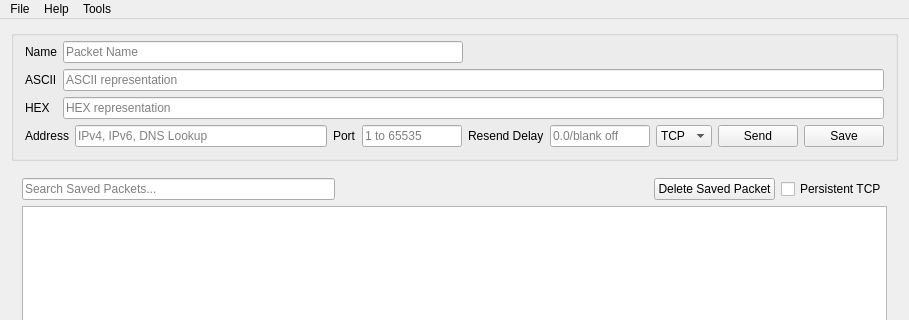
Qt form src/mainwindow.ui (dannagle/PacketSender) before a commit; both pictures show x 0 to 909 and y 0 to 320 of the 909 by 690 pixel window.
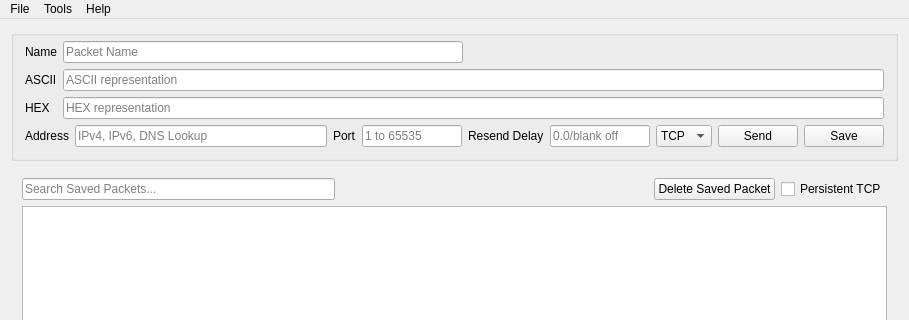
The same form after that commit. Icons and pictures are not drawn.

Commit message: put help menu at far right

The edit to the form file:
```diff
--- a/src/mainwindow.ui
+++ b/src/mainwindow.ui
@@ -377,8 +377,8 @@
     <addaction name="actionSubnet_Calculator"/>
    </widget>
    <addaction name="menuFile"/>
-   <addaction name="menuHelp"/>
    <addaction name="menuTools"/>
+   <addaction name="menuHelp"/>
   </widget>
   <widget class="QStatusBar" name="statusBar"/>
   <action name="actionExit">
```
